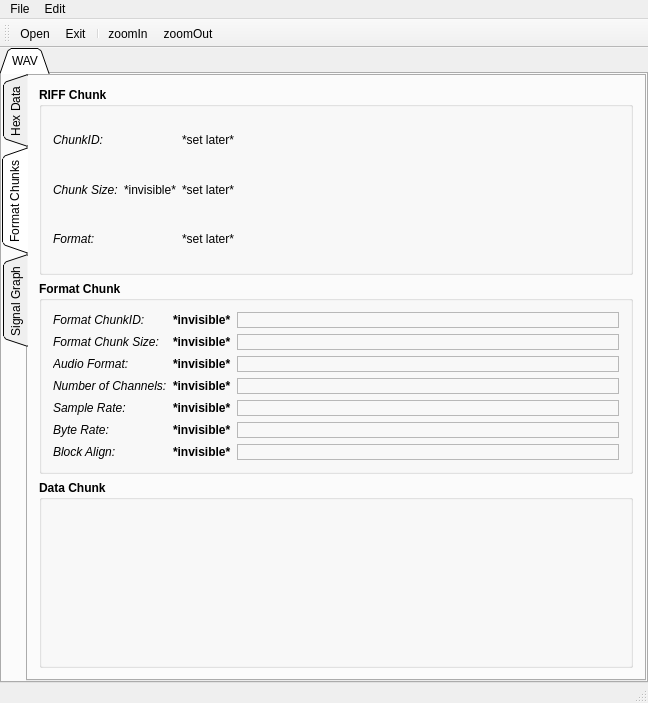
This is ui/mainwindow.ui in Krb686/audioPipe as Qt 5 draws it before an edit. The edited form follows.
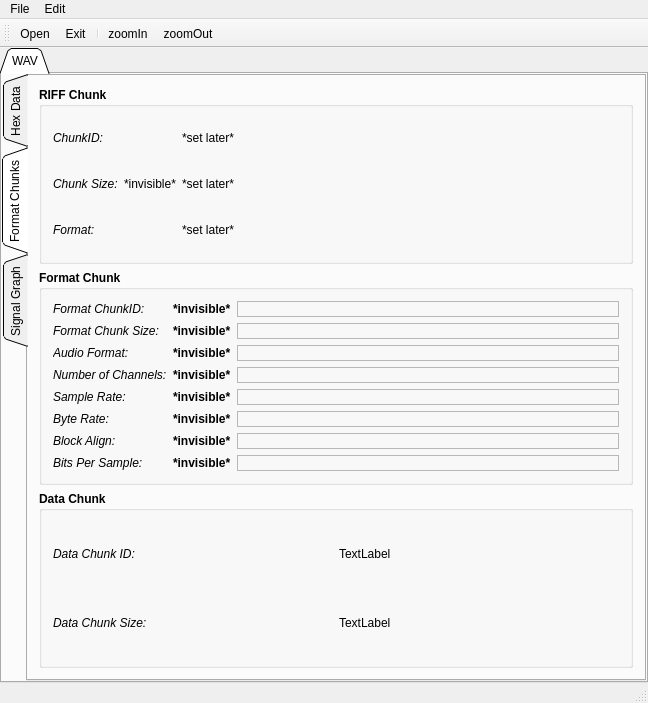
This is the edited form. Icons and pictures are not drawn.

Commit message: -various updates to format gui section

```diff
--- a/ui/mainwindow.ui
+++ b/ui/mainwindow.ui
@@ -163,6 +163,33 @@
                  <string>Format Chunk</string>
                 </property>
                 <layout class="QGridLayout" name="gridLayout_8">
+                 <item row="8" column="1">
+                  <widget class="QLabel" name="label_3">
+                   <property name="font">
+                    <font>
+                     <weight>75</weight>
+                     <bold>true</bold>
+                    </font>
+                   </property>
+                   <property name="text">
+                    <string>*invisible*</string>
+                   </property>
+                  </widget>
+                 </item>
+                 <item row="8" column="0">
+                  <widget class="QLabel" name="label_2">
+                   <property name="font">
+                    <font>
+                     <weight>50</weight>
+                     <italic>true</italic>
+                     <bold>false</bold>
+                    </font>
+                   </property>
+                   <property name="text">
+                    <string>Bits Per Sample:</string>
+                   </property>
+                  </widget>
+                 </item>
                  <item row="1" column="1">
                   <widget class="QLabel" name="label_format_spacer_2">
                    <property name="sizePolicy">
@@ -229,7 +256,7 @@
                    </property>
                   </widget>
                  </item>
-                 <item row="0" column="2">
+                 <item row="0" column="3">
                   <widget class="QLabel" name="label_format_value_1">
                    <property name="sizePolicy">
                     <sizepolicy hsizetype="Expanding" vsizetype="Preferred">
@@ -370,7 +397,7 @@
                    </property>
                   </widget>
                  </item>
-                 <item row="1" column="2">
+                 <item row="1" column="3">
                   <widget class="QLabel" name="label_format_value_2">
                    <property name="sizePolicy">
                     <sizepolicy hsizetype="Expanding" vsizetype="Preferred">
@@ -426,7 +453,7 @@
                    </property>
                   </widget>
                  </item>
-                 <item row="3" column="2">
+                 <item row="3" column="3">
                   <widget class="QLabel" name="label_format_value_3">
                    <property name="sizePolicy">
                     <sizepolicy hsizetype="Expanding" vsizetype="Preferred">
@@ -442,7 +469,7 @@
                    </property>
                   </widget>
                  </item>
-                 <item row="4" column="2">
+                 <item row="4" column="3">
                   <widget class="QLabel" name="label_format_value_4">
                    <property name="sizePolicy">
                     <sizepolicy hsizetype="Expanding" vsizetype="Preferred">
@@ -458,7 +485,7 @@
                    </property>
                   </widget>
                  </item>
-                 <item row="5" column="2">
+                 <item row="5" column="3">
                   <widget class="QLabel" name="label_format_value_5">
                    <property name="sizePolicy">
                     <sizepolicy hsizetype="Expanding" vsizetype="Preferred">
@@ -474,7 +501,7 @@
                    </property>
                   </widget>
                  </item>
-                 <item row="6" column="2">
+                 <item row="6" column="3">
                   <widget class="QLabel" name="label_format_value_6">
                    <property name="sizePolicy">
                     <sizepolicy hsizetype="Expanding" vsizetype="Preferred">
@@ -490,7 +517,7 @@
                    </property>
                   </widget>
                  </item>
-                 <item row="7" column="2">
+                 <item row="7" column="3">
                   <widget class="QLabel" name="label_format_value_7">
                    <property name="sizePolicy">
                     <sizepolicy hsizetype="Expanding" vsizetype="Preferred">
@@ -506,6 +533,22 @@
                    </property>
                   </widget>
                  </item>
+                 <item row="8" column="3">
+                  <widget class="QLabel" name="label_format_value_8">
+                   <property name="font">
+                    <font>
+                     <weight>50</weight>
+                     <bold>false</bold>
+                    </font>
+                   </property>
+                   <property name="frameShape">
+                    <enum>QFrame::StyledPanel</enum>
+                   </property>
+                   <property name="text">
+                    <string/>
+                   </property>
+                  </widget>
+                 </item>
                 </layout>
                </widget>
               </item>
@@ -523,6 +566,65 @@
                 <property name="title">
                  <string>Data Chunk</string>
                 </property>
+                <layout class="QGridLayout" name="gridLayout_9">
+                 <item row="0" column="0">
+                  <widget class="QLabel" name="label_5">
+                   <property name="font">
+                    <font>
+                     <weight>50</weight>
+                     <italic>true</italic>
+                     <bold>false</bold>
+                    </font>
+                   </property>
+                   <property name="text">
+                    <string>Data Chunk ID:</string>
+                   </property>
+                  </widget>
+                 </item>
+                 <item row="0" column="1">
+                  <widget class="QLabel" name="label_9">
+                   <property name="font">
+                    <font>
+                     <weight>50</weight>
+                     <bold>false</bold>
+                    </font>
+                   </property>
+                   <property name="frameShape">
+                    <enum>QFrame::NoFrame</enum>
+                   </property>
+                   <property name="text">
+                    <string>TextLabel</string>
+                   </property>
+                  </widget>
+                 </item>
+                 <item row="1" column="0">
+                  <widget class="QLabel" name="label_6">
+                   <property name="font">
+                    <font>
+                     <weight>50</weight>
+                     <italic>true</italic>
+                     <bold>false</bold>
+                    </font>
+                   </property>
+                   <property name="text">
+                    <string>Data Chunk Size:</string>
+                   </property>
+                  </widget>
+                 </item>
+                 <item row="1" column="1">
+                  <widget class="QLabel" name="label_14">
+                   <property name="font">
+                    <font>
+                     <weight>50</weight>
+                     <bold>false</bold>
+                    </font>
+                   </property>
+                   <property name="text">
+                    <string>TextLabel</string>
+                   </property>
+                  </widget>
+                 </item>
+                </layout>
                </widget>
               </item>
               <item row="0" column="0">
```
The commit also changes 2 other files.
